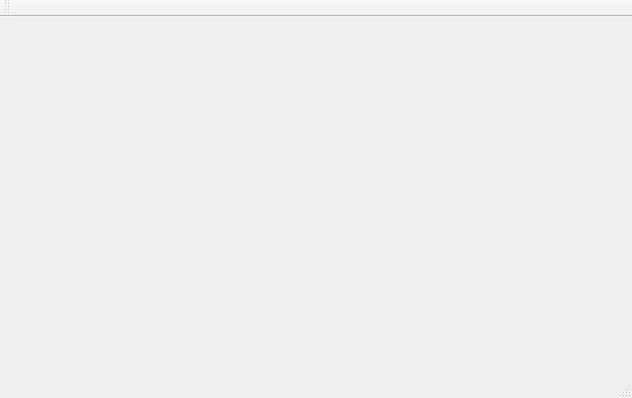
This is XWallpaper2/XWallpaper2.ui in XXY-me/XWallpaper2 as Qt 5 draws it before an edit. The edited form follows.
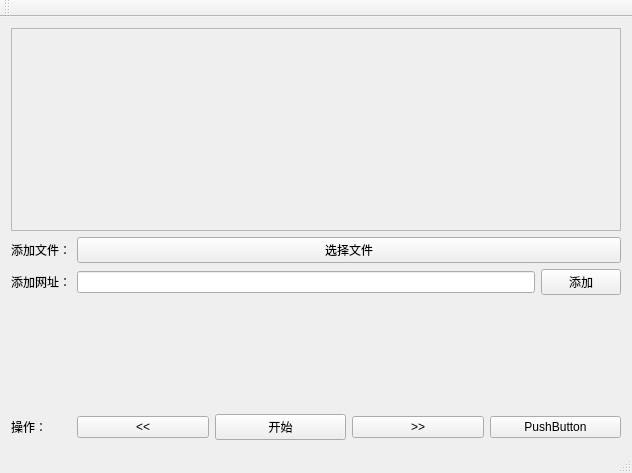
This is the edited form. Icons and pictures are not drawn.

Commit message: 添加基本控制

```diff
--- a/XWallpaper2/XWallpaper2.ui
+++ b/XWallpaper2/XWallpaper2.ui
@@ -7,7 +7,7 @@
     <x>0</x>
     <y>0</y>
     <width>632</width>
-    <height>398</height>
+    <height>473</height>
    </rect>
   </property>
   <property name="windowTitle">
@@ -18,7 +18,117 @@
     <normaloff>:/XWallpaper2/res/XXY.png</normaloff>:/XWallpaper2/res/XXY.png</iconset>
   </property>
   <widget class="QWidget" name="centralWidget">
-   <layout class="QVBoxLayout" name="verticalLayout"/>
+   <layout class="QVBoxLayout" name="verticalLayout">
+    <item>
+     <widget class="QScrollArea" name="scrollArea">
+      <property name="widgetResizable">
+       <bool>true</bool>
+      </property>
+      <widget class="QWidget" name="scrollAreaWidgetContents">
+       <property name="geometry">
+        <rect>
+         <x>0</x>
+         <y>0</y>
+         <width>612</width>
+         <height>194</height>
+        </rect>
+       </property>
+       <layout class="QVBoxLayout" name="verticalLayout_2"/>
+      </widget>
+     </widget>
+    </item>
+    <item>
+     <layout class="QFormLayout" name="formLayout">
+      <item row="0" column="0">
+       <widget class="QLabel" name="label">
+        <property name="text">
+         <string>添加文件：</string>
+        </property>
+       </widget>
+      </item>
+      <item row="0" column="1">
+       <widget class="QPushButton" name="btnAddFile">
+        <property name="text">
+         <string>选择文件</string>
+        </property>
+       </widget>
+      </item>
+      <item row="1" column="0">
+       <widget class="QLabel" name="label_2">
+        <property name="text">
+         <string>添加网址：</string>
+        </property>
+       </widget>
+      </item>
+      <item row="1" column="1">
+       <layout class="QHBoxLayout" name="horizontalLayout_2">
+        <item>
+         <widget class="QLineEdit" name="lineEditURL"/>
+        </item>
+        <item>
+         <widget class="QPushButton" name="btnAddUrl">
+          <property name="text">
+           <string>添加</string>
+          </property>
+         </widget>
+        </item>
+       </layout>
+      </item>
+      <item row="2" column="0">
+       <spacer name="verticalSpacer">
+        <property name="orientation">
+         <enum>Qt::Vertical</enum>
+        </property>
+        <property name="sizeHint" stdset="0">
+         <size>
+          <width>20</width>
+          <height>40</height>
+         </size>
+        </property>
+       </spacer>
+      </item>
+      <item row="3" column="0">
+       <widget class="QLabel" name="label_3">
+        <property name="text">
+         <string>操作：</string>
+        </property>
+       </widget>
+      </item>
+      <item row="3" column="1">
+       <layout class="QHBoxLayout" name="horizontalLayout_3">
+        <item>
+         <widget class="QPushButton" name="btnPrev">
+          <property name="text">
+           <string>&lt;&lt;</string>
+          </property>
+         </widget>
+        </item>
+        <item>
+         <widget class="QPushButton" name="btnStart">
+          <property name="text">
+           <string>开始</string>
+          </property>
+         </widget>
+        </item>
+        <item>
+         <widget class="QPushButton" name="btnNext">
+          <property name="text">
+           <string>&gt;&gt;</string>
+          </property>
+         </widget>
+        </item>
+        <item>
+         <widget class="QPushButton" name="pushButton">
+          <property name="text">
+           <string>PushButton</string>
+          </property>
+         </widget>
+        </item>
+       </layout>
+      </item>
+     </layout>
+    </item>
+   </layout>
   </widget>
   <widget class="QMenuBar" name="menuBar">
    <property name="geometry">
```
The commit also changes 8 other files.
